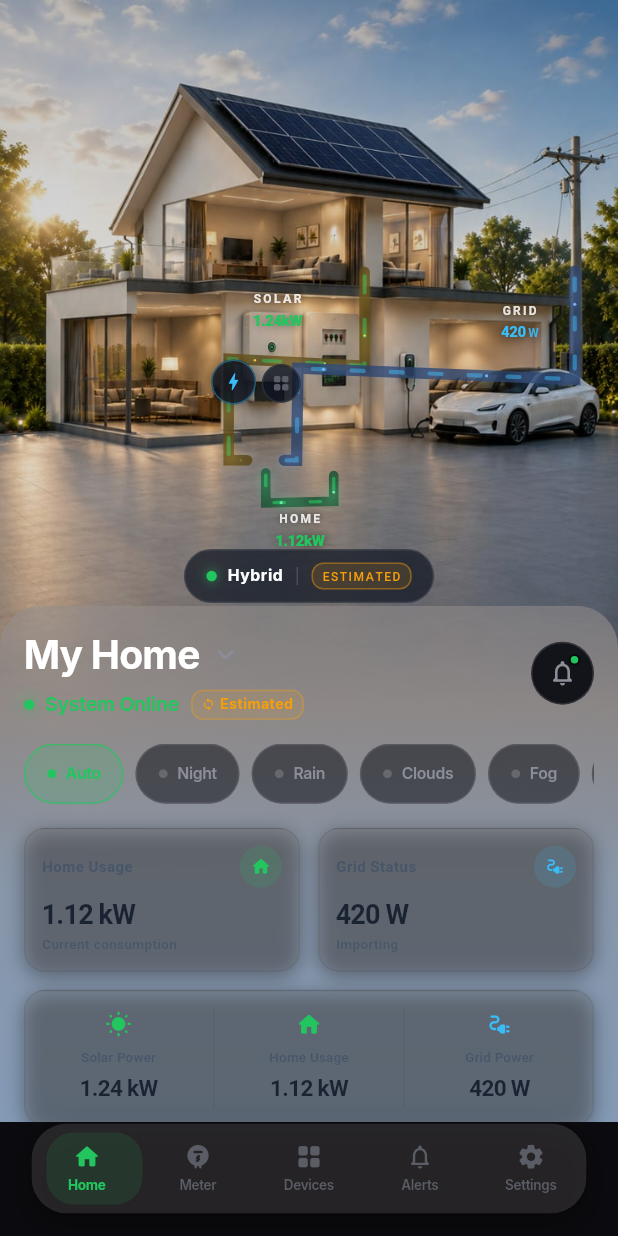
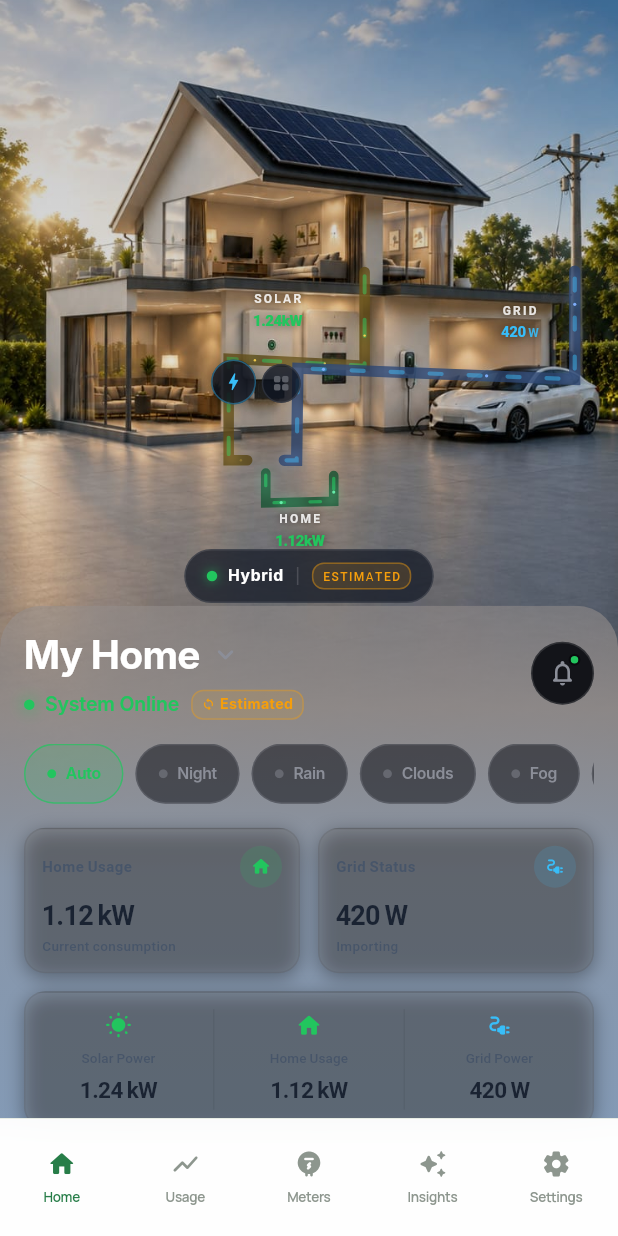
Before and after one commit to Code-fever1/Github-Streak, a Flutter app: the screen it shows after launch, on a phone screen of 412 x 824 dp. Run offline on Flutter 3.47's test engine with Material 3 defaults, Android fonts, the phone set to English and light mode, and no system bars; our stand-ins replace google_fonts; network calls fail; Roboto replaces fonts that are missing (Outfit).

Commit message:
Switch app shell to Solar native light theme and navigation.
- ThemeMode.light, Manrope text theme, Solar background.
- Bottom nav labels now Home/Usage/Meters/Insights/Settings.
- Frosted white navbar with Solar green active state.

Generated with [Devin](https://devin.ai)

Co-Authored-By: Devin <158243242+devin-ai-integration[bot]@users.noreply.github.com>

```diff
--- a/lib/main.dart
+++ b/lib/main.dart
@@ -1,3 +1,5 @@
+import 'dart:ui';
+
 import 'package:flutter/material.dart';
 import 'package:google_fonts/google_fonts.dart';
 
@@ -8,34 +10,39 @@ import 'pages/logs.dart';
 import 'pages/meters.dart';
 import 'pages/settings.dart';
 import 'pages/summary.dart';
-import 'scene/scene.dart';
 import 'theme/app_colors.dart';
 
 void main() {
   runApp(const VoltixApp());
 }
 
-class VoltixApp extends StatelessWidget {
+class VoltixApp extends StatefulWidget {
   const VoltixApp({super.key});
 
   @override
+  State<VoltixApp> createState() => _VoltixAppState();
+}
+
+class _VoltixAppState extends State<VoltixApp> {
+  @override
   Widget build(BuildContext context) {
-    final base = ThemeData.dark(useMaterial3: true);
+    final base = ThemeData.light(useMaterial3: true);
     return MaterialApp(
       title: 'Voltix',
       debugShowCheckedModeBanner: false,
+      themeMode: ThemeMode.light,
       theme: base.copyWith(
-        scaffoldBackgroundColor: AppColors.bg,
+        scaffoldBackgroundColor: AppColors.solarBg,
         colorScheme: base.colorScheme.copyWith(
-          brightness: Brightness.dark,
-          primary: AppColors.success,
-          secondary: AppColors.solar,
-          surface: AppColors.surface,
-          onSurface: AppColors.textPrimary,
+          brightness: Brightness.light,
+          primary: AppColors.solarGreen,
+          secondary: AppColors.solarYellow,
+          surface: AppColors.solarCard,
+          onSurface: AppColors.solarTextPrimary,
         ),
-        textTheme: GoogleFonts.interTextTheme(base.textTheme).apply(
-          bodyColor: AppColors.textPrimary,
-          displayColor: AppColors.textPrimary,
+        textTheme: GoogleFonts.manropeTextTheme(base.textTheme).apply(
+          bodyColor: AppColors.solarTextPrimary,
+          displayColor: AppColors.solarTextPrimary,
         ),
       ),
       home: const AppShell(),
@@ -56,9 +63,9 @@ class _AppShellState extends State<AppShell> {
 
   static const _tabs = [
     (Icons.home_rounded, 'Home'),
-    (Icons.electric_meter_rounded, 'Meter'),
-    (Icons.grid_view_rounded, 'Devices'),
-    (Icons.notifications_none_rounded, 'Alerts'),
+    (Icons.show_chart_rounded, 'Usage'),
+    (Icons.electric_meter_rounded, 'Meters'),
+    (Icons.auto_awesome_rounded, 'Insights'),
     (Icons.settings_rounded, 'Settings'),
   ];
 
@@ -73,119 +80,65 @@ class _AppShellState extends State<AppShell> {
     return EnergyScope(
       provider: _provider,
       child: Scaffold(
-        backgroundColor: AppColors.bg,
+        backgroundColor: AppColors.solarBg,
         body: IndexedStack(
           index: _index,
           children: const [
             HomePage(),
+            SummaryPage(),
             MetersPage(),
-            SummaryPage(),
             LogsPage(),
             SettingsPage(),
           ],
         ),
-        bottomNavigationBar: SafeArea(
-          minimum: const EdgeInsets.fromLTRB(20, 0, 20, 14),
-          child: _GlassNavBar(
+        bottomNavigationBar: _SolarNavBar(
           index: _index,
           onTap: (i) => setState(() => _index = i),
-          ),
         ),
       ),
     );
   }
 }
 
-class _GlassNavBar extends StatelessWidget {
+class _SolarNavBar extends StatelessWidget {
   final int index;
   final ValueChanged<int> onTap;
 
-  const _GlassNavBar({required this.index, required this.onTap});
+  const _SolarNavBar({required this.index, required this.onTap});
 
   @override
   Widget build(BuildContext context) {
-    // Derive glass colors from the active wallpaper scene so the navbar
-    // aligns with the background theme (same approach as GlassCard).
-    final scene = EnergyScope.of(context).scene;
-    final g = kSceneSheetColors[scene]!;
-    final seam = Color.fromARGB(
-        255, g.seam.$1.toInt(), g.seam.$2.toInt(), g.seam.$3.toInt());
-
-    // Luminance check — light scenes (fog, morning-cloud) use dark overlays.
-    final lum = (seam.r * 0.299 + seam.g * 0.587 + seam.b * 0.114);
-    final isLight = lum > 0.4;
-    final overlayBase = isLight ? Colors.black : Colors.white;
-
-    // Inactive label color adapts to scene luminance for legibility.
-    final inactiveColor =
-        isLight ? const Color(0xFF5A5D65) : AppColors.textMuted;
-
-    return Container(
-      height: 62,
-      decoration: BoxDecoration(
-        borderRadius: BorderRadius.circular(24),
-        border: Border.all(color: overlayBase.withValues(alpha: 0.08)),
-        boxShadow: const [
-          BoxShadow(
-              color: Color(0x4D000000), blurRadius: 18, offset: Offset(0, 8)),
-        ],
+    return SafeArea(
+      child: ClipRect(
+        child: BackdropFilter(
+          filter: ImageFilter.blur(sigmaX: 14, sigmaY: 14),
+          child: Container(
+            height: 79,
+            decoration: const BoxDecoration(
+              color: Color(0xF2FFFFFF),
+              border: Border(
+                  top: BorderSide(color: AppColors.solarCardBorder)),
             ),
-      child: ClipRRect(
-        borderRadius: BorderRadius.circular(24),
-        child: Stack(
-          children: [
-            // 1. Scene-tinted wash (seam at ~22% — slightly stronger than
-            //    GlassCard so the navbar reads against the wallpaper).
-            Positioned.fill(
-              child: ColoredBox(color: seam.withValues(alpha: 0.22)),
-            ),
-            // 2. White/black wash for subtle brightness/darkness.
-            Positioned.fill(
-              child: ColoredBox(color: overlayBase.withValues(alpha: 0.05)),
-            ),
-            // 3. Sliding active pill + tab row.
-            LayoutBuilder(builder: (context, constraints) {
-              final w = constraints.maxWidth;
-              final count = _AppShellState._tabs.length;
-              final slot = w / count;
-              final pillW = slot - 10;
-              return Stack(
-                children: [
-                  AnimatedPositioned(
-                    duration: const Duration(milliseconds: 260),
-                    curve: Curves.easeOutCubic,
-                    left: 5 + index * slot + (slot - pillW) / 2,
-                    top: 6,
-                    bottom: 6,
-                    width: pillW,
-                    child: Container(
-                      decoration: BoxDecoration(
-                        color: AppColors.success.withValues(alpha: 0.12),
-                        borderRadius: BorderRadius.circular(18),
-                      ),
-                    ),
-                  ),
-                  Row(
-                    children: List.generate(count, (i) {
+            child: Row(
+              mainAxisAlignment: MainAxisAlignment.spaceAround,
+              children: List.generate(_AppShellState._tabs.length, (i) {
                 final (icon, label) = _AppShellState._tabs[i];
                 final active = i == index;
-                      final color = active ? AppColors.success : inactiveColor;
+                final color = active
+                    ? AppColors.solarGreen
+                    : const Color(0xFF8D968E);
                 return Expanded(
                   child: InkWell(
                     onTap: () => onTap(i),
-                          borderRadius: BorderRadius.circular(18),
                     child: Column(
                       mainAxisAlignment: MainAxisAlignment.center,
                       children: [
-                              Icon(icon, size: 19, color: color),
-                              const SizedBox(height: 3),
+                        Icon(icon, size: 20, color: color),
+                        const SizedBox(height: 5),
                         Text(
                           label,
-                                style: AppType.inter(9,
-                                    color: color,
-                                    weight: active
-                                        ? FontWeight.w700
-                                        : FontWeight.w600),
+                          style: AppType.manrope(9,
+                              color: color, weight: FontWeight.w600),
                         ),
                       ],
                     ),
@@ -193,10 +146,7 @@ class _GlassNavBar extends StatelessWidget {
                 );
               }),
             ),
-                ],
-              );
-            }),
-          ],
+          ),
         ),
       ),
     );
```
Lines whose indentation alone changed are shown as unchanged.
